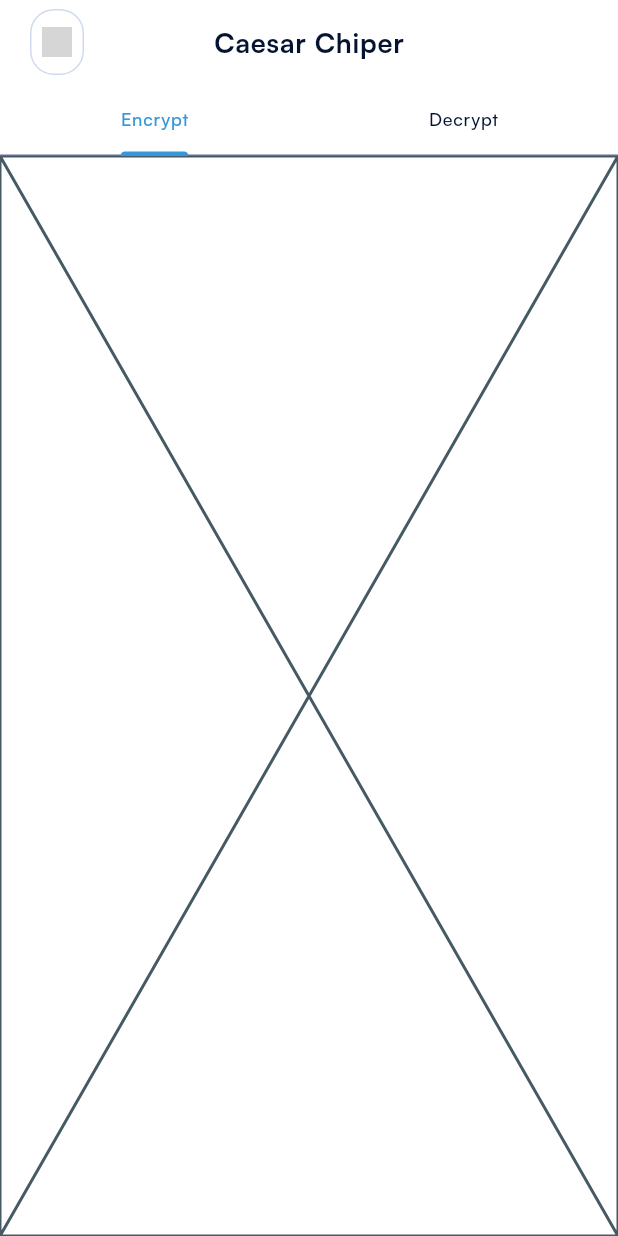
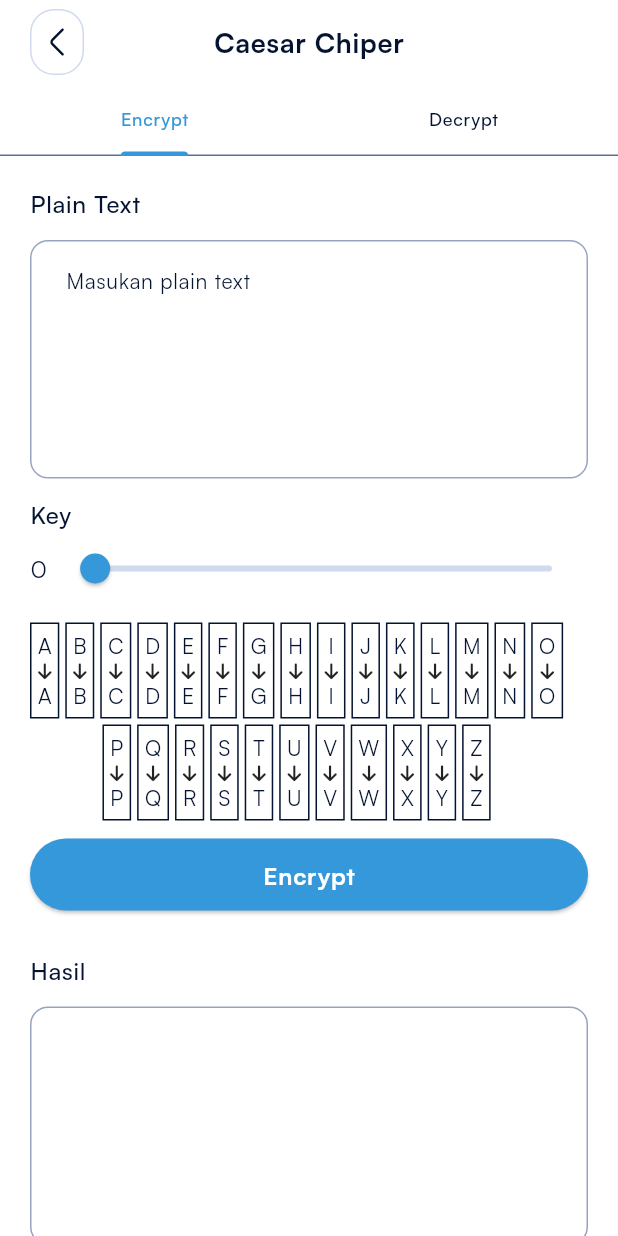
Before and after one commit to mushafa21/kriptonalisis, a Flutter app: the CaesarScreen screen opened directly, on a phone screen of 412 x 824 dp. Run offline on Flutter 3.47's test engine with Material 3 defaults, Android fonts, the phone set to English and light mode, and no system bars; our stand-ins replace flutter_svg, font_awesome_flutter; grey boxes are pictures that could not be loaded.

Commit message:
feat : encrypt caesar

```diff
--- a/lib/feature/caesar/encrypt/encrypt_caesar_screen.dart
+++ b/lib/feature/caesar/encrypt/encrypt_caesar_screen.dart
@@ -1,10 +1,115 @@
 import 'package:flutter/material.dart';
+import 'package:kriptonalisis/feature/caesar/widget/caesar_table.dart';
+import 'package:kriptonalisis/ui/color.dart';
+import 'package:kriptonalisis/ui/dimen.dart';
+import 'package:kriptonalisis/ui/type.dart';
+import 'package:kriptonalisis/utilties/utility.dart';
 
-class EncryptCaesarScreen extends StatelessWidget {
-  const EncryptCaesarScreen({super.key});
+class EncryptCaesarScreen extends StatefulWidget {
+
+
+  EncryptCaesarScreen({super.key});
+
+  @override
+  State<EncryptCaesarScreen> createState() => _EncryptCaesarScreenState();
+}
+
+class _EncryptCaesarScreenState extends State<EncryptCaesarScreen> {
+  final TextEditingController _plainTextController = TextEditingController();
+
+  final TextEditingController _resultController = TextEditingController();
+
+  int _chiperKey = 0;
+
+
+  void _encrypt(){
+    _resultController.text = encryptCaesarCipher(_plainTextController.text, _chiperKey);
+    setState(() {
+
+    });
+  }
 
   @override
   Widget build(BuildContext context) {
-    return const Placeholder();
+    return _buildMainView(context);
+  }
+
+  Widget _buildMainView(BuildContext context){
+    return SingleChildScrollView(
+      child: Padding(
+        padding: const EdgeInsets.all(screenPadding),
+        child: Column(
+          children: [
+            _buildEncryptTextField(),
+            SizedBox(height: spacing8,),
+            _buildResultTextField()
+
+          ],
+        ),
+      ),
+    );
+  }
+
+  Widget _buildEncryptTextField(){
+    return Column(
+      crossAxisAlignment: CrossAxisAlignment.start,
+      children: [
+        Text("Plain Text",style: normalMedium,),
+        SizedBox(height: spacing4,),
+        TextField(
+          controller: _plainTextController,
+          minLines: 5,
+          maxLines: 10,
+          decoration: InputDecoration(
+            hintText: "Masukan plain text"
+          ),
+        ),
+        SizedBox(height: spacing4,),
+        Text("Key",style: normalMedium,),
+
+        Row(
+          children: [
+            Text(_chiperKey.toString(),style: normalRegular,),
+            SizedBox(width: spacing3,),
+            Expanded(
+              child: Slider(value: _chiperKey.toDouble(), onChanged: (value){
+                _chiperKey = value.toInt();
+                setState(() {
+
+                });
+              },min: 0,max: 24,inactiveColor: neutral100Color,),
+            ),
+          ],
+        ),
+        SizedBox(height: spacing4,),
+
+        CaesarTable(chyiperKey: _chiperKey),
+        SizedBox(height: spacing4,),
+
+        SizedBox(width: double.infinity,
+        child: ElevatedButton(onPressed: (){
+          _encrypt();
+        }, child: Text("Encrypt")),)
+
+      ],
+    );
+  }
+
+  Widget _buildResultTextField(){
+    return Column(
+      crossAxisAlignment: CrossAxisAlignment.start,
+      children: [
+        Text("Hasil",style: normalMedium,),
+        SizedBox(height: spacing4,),
+        TextField(
+          controller: _resultController,
+          minLines: 5,
+          maxLines: 10,
+          decoration: InputDecoration(
+          ),
+        )
+
+      ],
+    );
   }
 }
--- /dev/null
+++ b/lib/feature/caesar/widget/caesar_table.dart
@@ -0,0 +1,42 @@
+import 'package:flutter/material.dart';
+import 'package:font_awesome_flutter/font_awesome_flutter.dart';
+import 'package:kriptonalisis/ui/color.dart';
+import 'package:kriptonalisis/ui/dimen.dart';
+import 'package:kriptonalisis/ui/type.dart';
+import 'package:kriptonalisis/utilties/utility.dart';
+
+class CaesarTable extends StatelessWidget {
+  final int chyiperKey;
+  const CaesarTable({super.key, required this.chyiperKey});
+
+
+
+  @override
+  Widget build(BuildContext context) {
+    final chiperMapping = generateCaesarChiper(chyiperKey);
+    return Wrap(
+      alignment: WrapAlignment.center,
+      runAlignment: WrapAlignment.center,
+      spacing: spacing2,
+      runSpacing: spacing2,
+      children: chiperMapping.map((chiper){
+        return Container(
+          padding: EdgeInsets.all(spacing2),
+          decoration: BoxDecoration(
+            border: Border.all(
+              color: neutral500Color
+            )
+          ),
+          child: Column(
+            children: [
+              Text(chiper.keys.first,style: smallRegular,),
+              FaIcon(FontAwesomeIcons.arrowDown,size: 12,),
+              Text(chiper[chiper.keys.first] ?? "-",style: smallRegular,)
+
+            ],
+          ),
+        );
+      }).toList(),
+    );
+  }
+}
--- /dev/null
+++ b/lib/utilties/utility.dart
@@ -0,0 +1,82 @@
+
+
+/// Caesar
+// Function to generate the Caesar cipher mapping
+List<Map<String, String>> generateCaesarChiper(int key) {
+  final alphabet = 'abcdefghijklmnopqrstuvwxyz'.toUpperCase();
+  List<Map<String, String>> mapping = [];
+
+  for (int i = 0; i < alphabet.length; i++) {
+    String plainLetter = alphabet[i];
+    String cipherLetter = alphabet[(i + key) % alphabet.length];
+    mapping.add({plainLetter: cipherLetter});
+  }
+
+  return mapping;
+}
+
+String encryptCaesarCipher(String plainText, int key) {
+  const alphabet = 'abcdefghijklmnopqrstuvwxyz';
+  String encryptedText = '';
+
+  // Normalize the key to handle cases where the key is larger than 26
+  int normalizedKey = key % alphabet.length;
+
+  // Iterate through each character in the plain text
+  for (int i = 0; i < plainText.length; i++) {
+    String currentChar = plainText[i].toLowerCase();
+
+    // Check if the current character is a letter
+    if (alphabet.contains(currentChar)) {
+      // Find the position of the current letter in the alphabet
+      int currentIndex = alphabet.indexOf(currentChar);
+
+      // Calculate the encrypted letter's position by shifting forward
+      int encryptedIndex = (currentIndex + normalizedKey) % alphabet.length;
+
+      // Append the encrypted letter to the result
+      encryptedText += alphabet[encryptedIndex];
+    } else {
+      // If the character is not a letter, keep it unchanged
+      encryptedText += currentChar;
+    }
+  }
+
+  return encryptedText;
+}
+
+
+String decryptCaesarCipher(String cipherText, int key) {
+  const alphabet = 'abcdefghijklmnopqrstuvwxyz';
+  String decryptedText = '';
+
+  // Normalize the key to handle cases where the key is larger than 26
+  int normalizedKey = key % alphabet.length;
+
+  // Iterate through each character in the cipher text
+  for (int i = 0; i < cipherText.length; i++) {
+    String currentChar = cipherText[i].toLowerCase();
+
+    // Check if the current character is a letter
+    if (alphabet.contains(currentChar)) {
+      // Find the position of the current letter in the alphabet
+      int currentIndex = alphabet.indexOf(currentChar);
+
+      // Calculate the decrypted letter's position by shifting backwards
+      int decryptedIndex = (currentIndex - normalizedKey) % alphabet.length;
+
+      // Handle negative indices by wrapping around
+      if (decryptedIndex < 0) {
+        decryptedIndex += alphabet.length;
+      }
+
+      // Append the decrypted letter to the result
+      decryptedText += alphabet[decryptedIndex];
+    } else {
+      // If the character is not a letter, keep it unchanged
+      decryptedText += currentChar;
+    }
+  }
+
+  return decryptedText;
+}
--- a/pubspec.yaml
+++ b/pubspec.yaml
@@ -19,7 +19,7 @@ publish_to: 'none' # Remove this line if you wish to publish to pub.dev
 version: 1.0.0+1
 
 environment:
-  sdk: ^3.5.0
+  sdk: '>=3.1.0-262.0.dev <4.0.0'
 
 # Dependencies specify other packages that your package needs in order to work.
 # To automatically upgrade your package dependencies to the latest versions
```
Also changed, not shown: lib/feature/home/home_screen.dart (+53 -5 lines), lib/feature/settings/about_screen.dart (added, +18 -0 lines), assets/images/ic_chevron_left.svg (added), assets/images/img_caesar.png (added), pubspec.lock.
